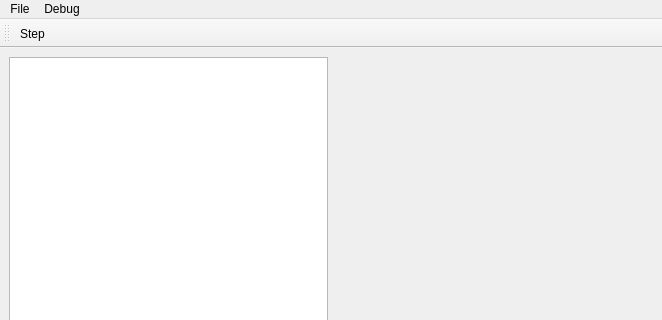
This is debugger/src/deeb_window.ui in Scoobadood/beem as Qt 5 draws it before an edit; both pictures show x 0 to 662 and y 0 to 320 of the 662 by 518 pixel window. The edited form follows.
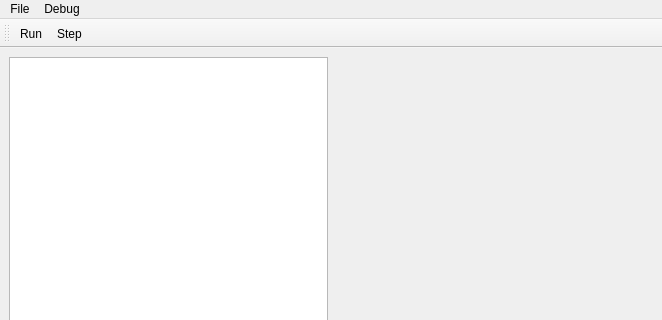
This is the edited form. Custom widgets are drawn as their Qt base class.

Patch:
```diff
--- a/debugger/src/deeb_window.ui
+++ b/debugger/src/deeb_window.ui
@@ -104,6 +104,7 @@
    <attribute name="toolBarBreak">
     <bool>false</bool>
    </attribute>
+   <addaction name="act_run"/>
    <addaction name="act_step"/>
   </widget>
   <action name="act_load_image">
@@ -121,6 +122,11 @@
     <string>Step</string>
    </property>
   </action>
+  <action name="act_run">
+   <property name="text">
+    <string>Run</string>
+   </property>
+  </action>
  </widget>
  <customwidgets>
   <customwidget>
```
Left out of the diff: 1 changed line with no effect on the pictures.
